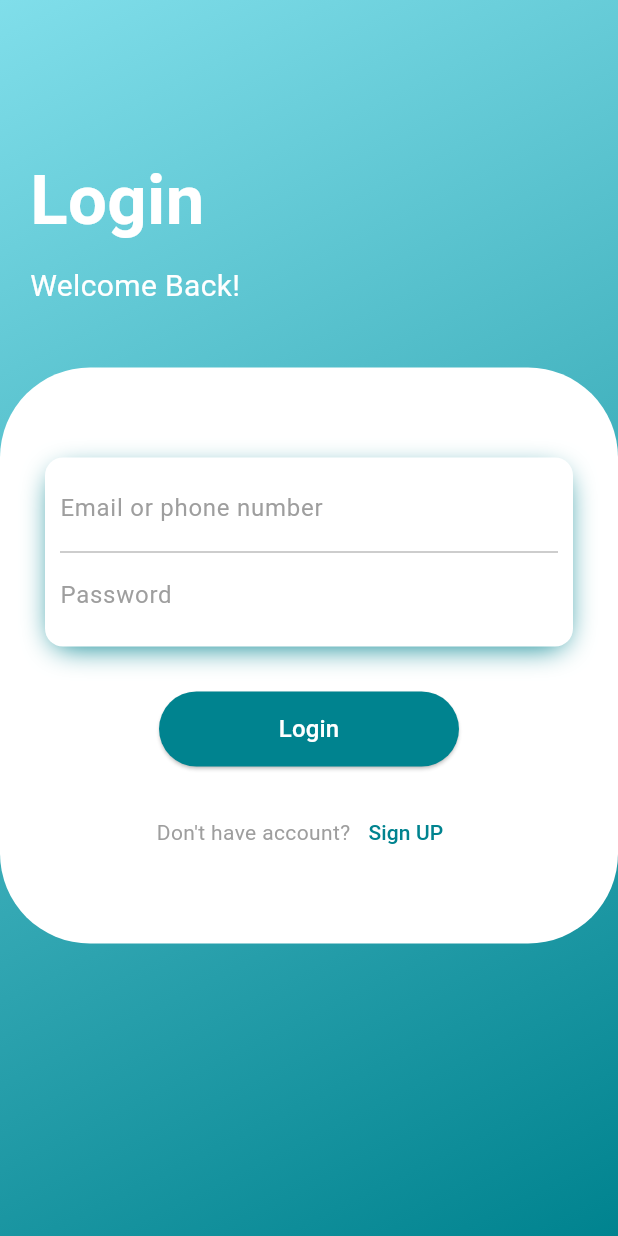
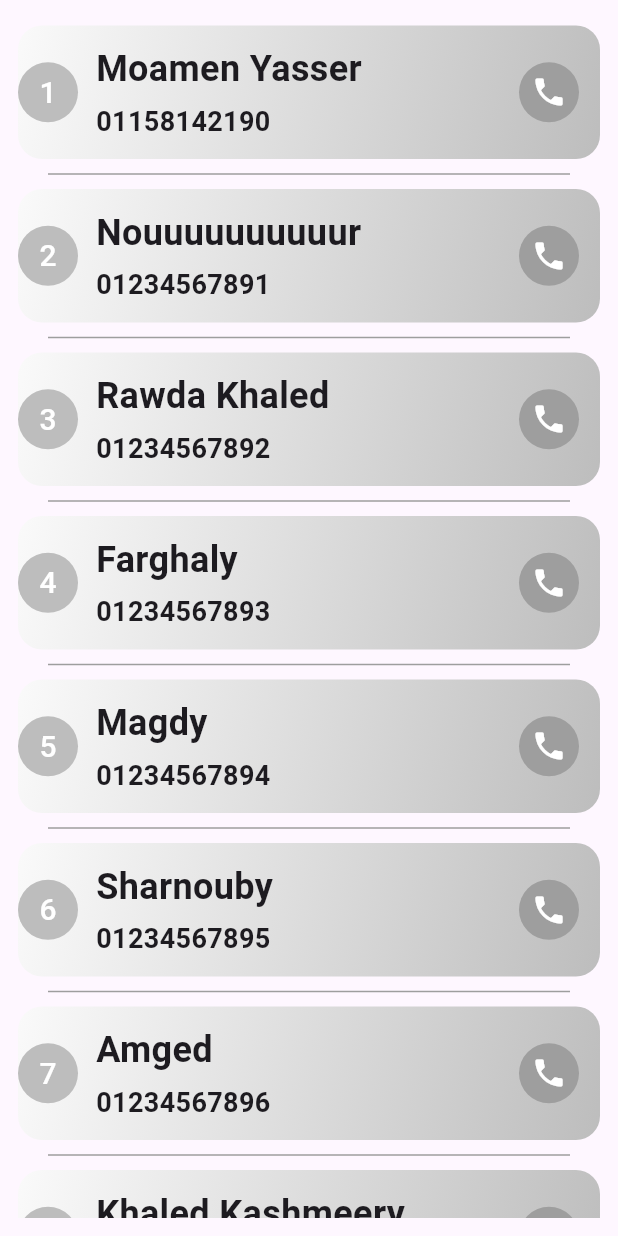
Before and after one commit to Moamen771/Depi-Flutter-Sessions, a Flutter app: the screen it shows after launch, on a phone screen of 412 x 824 dp. Run offline on Flutter 3.47's test engine with Material 3 defaults, Android fonts, the phone set to English and light mode, and no system bars.

Commit message:
adding 4th session

```diff
--- a/lib/flutter tasks/task26/screens/login_screen.dart
+++ b/lib/flutter tasks/task26/screens/login_screen.dart
@@ -73,6 +73,7 @@ class LoginScreen extends StatelessWidget {
                         children: [
                           TextFormField(
                             keyboardType: TextInputType.emailAddress,
+                            cursorColor: Colors.cyan.shade800,
                             decoration: const InputDecoration(
                               hintText: "Email or phone number",
                               hintStyle: TextStyle(color: Colors.grey),
@@ -98,7 +99,7 @@ class LoginScreen extends StatelessWidget {
                     ),
                     ElevatedButton(
                       onPressed: () {
-                        Navigator.push(
+                        Navigator.pushReplacement(
                             context,
                             MaterialPageRoute(
                               builder: (context) => HomeScreen(),
--- a/lib/flutter tasks/task26/screens/signup_screen.dart
+++ b/lib/flutter tasks/task26/screens/signup_screen.dart
@@ -112,7 +112,7 @@ class SignupScreen extends StatelessWidget {
                     ),
                     ElevatedButton(
                       onPressed: () {
-                        Navigator.push(
+                        Navigator.pushReplacement(
                             context,
                             MaterialPageRoute(
                               builder: (context) => HomeScreen(),
--- a/lib/main.dart
+++ b/lib/main.dart
@@ -1,5 +1,5 @@
 import 'package:flutter/material.dart';
-import 'package:fluttersessions/flutter%20tasks/task26/screens/login_screen.dart';
+import 'package:fluttersessions/sessions/4th_session/user_screen.dart';
 
 void main() {
   runApp(const MyApp());
@@ -12,7 +12,11 @@ class MyApp extends StatelessWidget {
   Widget build(BuildContext context) {
     return MaterialApp(
       debugShowCheckedModeBanner: false,
-      home: LoginScreen(),
+      theme: ThemeData(
+        textSelectionTheme:
+            TextSelectionThemeData(selectionHandleColor: Colors.cyan.shade800),
+      ),
+      home: UserScreen(),
     );
   }
 }
--- /dev/null
+++ b/lib/sessions/4th_session/user_screen.dart
@@ -0,0 +1,115 @@
+import 'package:flutter/material.dart';
+import 'package:fluttersessions/sessions/4th_session/counter_screen.dart';
+
+class UserScreen extends StatelessWidget {
+  const UserScreen({super.key});
+
+  @override
+  Widget build(BuildContext context) {
+    List<User> users = [
+      User(id: '1', name: 'Moamen Yasser', phone: '01158142190'),
+      User(id: '2', name: 'Nouuuuuuuuuur', phone: '01234567891'),
+      User(id: '3', name: 'Rawda Khaled', phone: '01234567892'),
+      User(id: '4', name: 'Farghaly', phone: '01234567893'),
+      User(id: '5', name: 'Magdy', phone: '01234567894'),
+      User(id: '6', name: 'Sharnouby', phone: '01234567895'),
+      User(id: '7', name: 'Amged', phone: '01234567896'),
+      User(id: '8', name: 'Khaled Kashmeery', phone: '01234567897'),
+      User(id: '9', name: 'Moahmed Sombol', phone: '01234567898'),
+      User(id: '10', name: 'Khedr karaweta', phone: '01234567899'),
+    ];
+    return Scaffold(
+      body: Padding(
+        padding: const EdgeInsets.all(12.0),
+        child: ListView.separated(
+            itemBuilder: (context, index) => UserItem(
+                  user: users[index],
+                ),
+            separatorBuilder: (context, index) => Divider(
+                  height: 10,
+                  thickness: 1,
+                  color: Colors.grey,
+                  indent: 20,
+                  endIndent: 20,
+                ),
+            itemCount: users.length),
+      ),
+    );
+  }
+}
+
+class UserItem extends StatelessWidget {
+  const UserItem({super.key, required this.user});
+
+  final User user;
+
+  @override
+  Widget build(BuildContext context) {
+    return Container(
+      margin: EdgeInsets.symmetric(vertical: 5),
+      decoration: BoxDecoration(
+        color: Colors.grey,
+        borderRadius: BorderRadius.circular(16),
+        gradient: LinearGradient(
+          colors: [Colors.grey.shade400, Colors.grey.shade50],
+          begin: Alignment.bottomRight,
+          end: Alignment.topLeft,
+        ),
+      ),
+      child: Row(
+        children: [
+          CircleAvatar(
+            backgroundColor: Colors.grey.shade400,
+            child: Text(
+              user.id,
+              style: TextStyle(color: Colors.white, fontSize: 20),
+            ),
+          ),
+          Padding(
+            padding: EdgeInsets.all(12),
+            child: Column(
+              mainAxisAlignment: MainAxisAlignment.center,
+              crossAxisAlignment: CrossAxisAlignment.start,
+              spacing: 5,
+              children: [
+                Text(
+                  user.name,
+                  style: TextStyle(fontWeight: FontWeight.bold, fontSize: 24),
+                ),
+                Text(
+                  user.phone,
+                  style: TextStyle(fontSize: 18, fontWeight: FontWeight.w600),
+                ),
+              ],
+            ),
+          ),
+          Spacer(),
+          IconButton(
+            onPressed: () => Navigator.push(
+              context,
+              MaterialPageRoute(
+                builder: (context) => CounterScreen(user: user),
+              ),
+            ),
+            style: IconButton.styleFrom(
+              backgroundColor: Colors.grey.shade500,
+              foregroundColor: Colors.white,
+            ),
+            icon: Icon(Icons.phone),
+          ),
+          SizedBox(
+            width: 10,
+          )
+        ],
+      ),
+    );
+  }
+}
+
+class User {
+  final String id;
+  final String name;
+  final String phone;
+
+  User({required this.id, required this.name, required this.phone});
+}
```
Also changed, not shown: lib/flutter tasks/task26/screens/home_screen.dart (+6 -6 lines), lib/sessions/4th_session/counter_screen.dart (added, +91 -0 lines).
